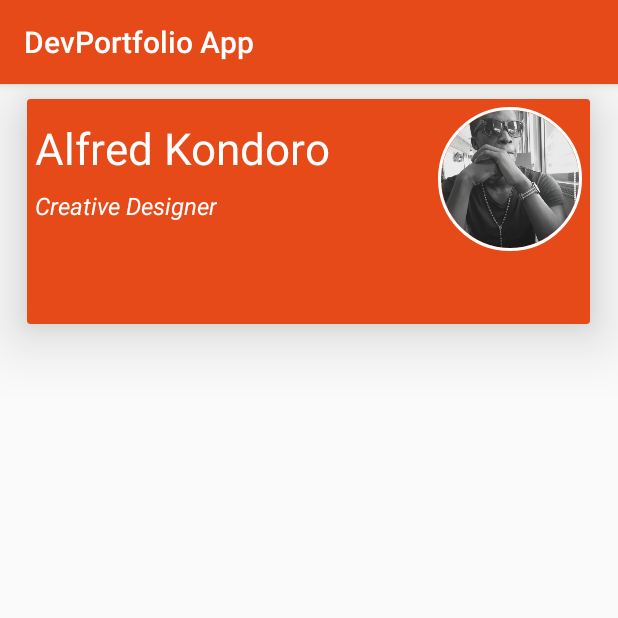
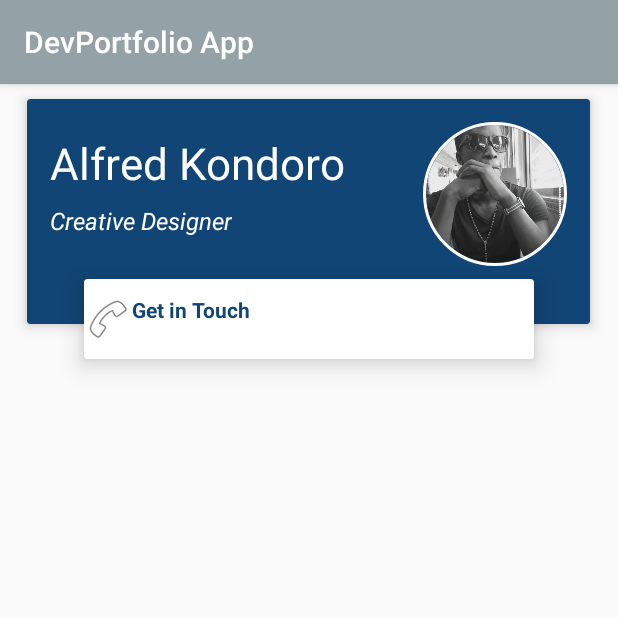
Before and after one commit to alfredkondoro/portfolio-androidapp, an Android app: the screen it shows after launch (MainActivity), on a phone screen of 412 x 824 dp, the top half of it. Run offline under Robolectric (Android 15) with nearby library versions, the phone set to English and light mode, and no system bars; our stand-ins replace CircleImageView; Roboto replaces fonts that are not available here.

Commit message:
User Interface and Coordinator Widget

```diff
--- a/app/build.gradle
+++ b/app/build.gradle
@@ -29,6 +29,7 @@ dependencies {
     implementation 'androidx.cardview:cardview:1.0.0'
     testImplementation 'junit:junit:4.12'
     implementation 'de.hdodenhof:circleimageview:3.1.0'
+    implementation "androidx.coordinatorlayout:coordinatorlayout:1.1.0"
     androidTestImplementation 'androidx.test.ext:junit:1.1.1'
     androidTestImplementation 'androidx.test.espresso:espresso-core:3.2.0'
 
--- a/app/src/main/res/layout/activity_main.xml
+++ b/app/src/main/res/layout/activity_main.xml
@@ -11,22 +11,23 @@
         android:layout_height="150dp"
         android:layout_centerHorizontal="true"
         android:layout_marginTop="10dp"
-        app:cardBackgroundColor="@color/colorPrimary"
-        app:cardElevation="25dp">
+        app:cardBackgroundColor="@color/colorPrimaryDark"
+        app:cardElevation="5dp">
 
         <RelativeLayout
-            android:padding="5dp"
+            android:padding="15dp"
             android:layout_width="match_parent"
             android:layout_height="match_parent">
 
             <de.hdodenhof.circleimageview.CircleImageView
+                xmlns:app="http://schemas.android.com/apk/res-auto"
                 android:id="@+id/profile_image"
-                android:layout_alignParentEnd="true"
                 android:layout_width="96dp"
+                android:layout_alignParentRight="true"
                 android:layout_height="96dp"
                 android:src="@drawable/profile"
-                app:civ_border_color="#ffffff"
-                app:civ_border_width="2dp" />
+                app:civ_border_width="2dp"
+                app:civ_border_color="#FFFFFF"/>
 
             <TextView
                 android:id="@+id/devName"
@@ -52,4 +53,46 @@
         </RelativeLayout>
     </androidx.cardview.widget.CardView>
 
+    <androidx.cardview.widget.CardView
+        android:id="@+id/cardView"
+        android:layout_width="300dp"
+        app:cardElevation="10dp"
+        android:layout_centerHorizontal="true"
+        android:layout_marginTop="130dp"
+        android:layout_height="53dp">
+
+        <RelativeLayout
+            android:layout_width="wrap_content"
+            android:gravity="center_horizontal"
+            android:layout_height="match_parent">
+
+            <TextView
+                android:id="@+id/getInTouch"
+                android:layout_width="match_parent"
+                android:layout_height="wrap_content"
+                android:text="Get in Touch"
+                android:textStyle="bold"
+                android:layout_centerVertical="true"
+                android:textColor="@color/colorPrimaryDark"
+                android:drawableLeft="@android:drawable/ic_menu_call"/>
+
+        </RelativeLayout>
+
+    </androidx.cardview.widget.CardView>
+
+    <androidx.coordinatorlayout.widget.CoordinatorLayout
+        android:layout_width="match_parent"
+        android:layout_height="match_parent"
+        android:layout_below="@+id/cardView"
+        android:layout_alignEnd="@id/cardView"
+        android:layout_alignParentStart="true"
+        android:layout_alignParentBottom="true"
+        android:layout_centerHorizontal="true"
+        android:layout_marginStart="0dp"
+        android:layout_marginTop="2dp"
+        android:layout_marginEnd="-65dp"
+        android:layout_marginBottom="10dp">
+
+    </androidx.coordinatorlayout.widget.CoordinatorLayout>
+
 </RelativeLayout>
--- a/app/src/main/res/values/colors.xml
+++ b/app/src/main/res/values/colors.xml
@@ -1,6 +1,6 @@
 <?xml version="1.0" encoding="utf-8"?>
 <resources>
-    <color name="colorPrimary">#E64A19</color>
-    <color name="colorPrimaryDark">#401204</color>
-    <color name="colorAccent">#9A9C9C</color>
+    <color name="colorPrimary">#94a1a6</color>
+    <color name="colorPrimaryDark">#114575</color>
+    <color name="colorAccent">#ffffff</color>
 </resources>
```
